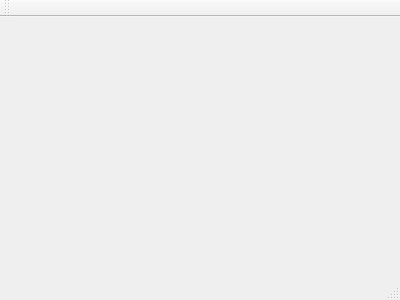
Qt form todo/mainwindow.ui (saibi/qt) before a commit.
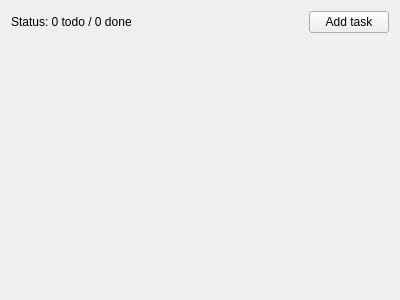
The same form after that commit.

What changed in the file:
```diff
--- a/todo/mainwindow.ui
+++ b/todo/mainwindow.ui
@@ -12,13 +12,59 @@
   <property name="windowTitle" >
    <string>MainWindow</string>
   </property>
-  <widget class="QMenuBar" name="menuBar" />
-  <widget class="QToolBar" name="mainToolBar" />
-  <widget class="QWidget" name="centralWidget" />
-  <widget class="QStatusBar" name="statusBar" />
+  <widget class="QWidget" name="centralWidget">
+   <layout class="QVBoxLayout" name="verticalLayout">
+    <item>
+     <layout class="QHBoxLayout" name="toolbarLayout">
+      <item>
+       <widget class="QLabel" name="stausLabel">
+        <property name="text">
+         <string>Status: 0 todo / 0 done</string>
+        </property>
+       </widget>
+      </item>
+      <item>
+       <spacer name="horizontalSpacer">
+        <property name="orientation">
+         <enum>Qt::Horizontal</enum>
+        </property>
+        <property name="sizeHint" stdset="0">
+         <size>
+          <width>40</width>
+          <height>20</height>
+         </size>
+        </property>
+       </spacer>
+      </item>
+      <item>
+       <widget class="QPushButton" name="addTaskButton">
+        <property name="text">
+         <string>Add task</string>
+        </property>
+       </widget>
+      </item>
+     </layout>
+    </item>
+    <item>
+     <layout class="QVBoxLayout" name="taskLayout"/>
+    </item>
+    <item>
+     <spacer name="verticalSpacer">
+      <property name="orientation">
+       <enum>Qt::Vertical</enum>
+      </property>
+      <property name="sizeHint" stdset="0">
+       <size>
+        <width>20</width>
+        <height>40</height>
+       </size>
+      </property>
+     </spacer>
+    </item>
+   </layout>
+  </widget>
  </widget>
- <layoutDefault spacing="6" margin="11" />
- <pixmapfunction></pixmapfunction>
+ <layoutdefault spacing="6" margin="11"/>
  <resources/>
  <connections/>
 </ui>
```
Left out of the diff: 9 changed lines with no effect on the pictures.
